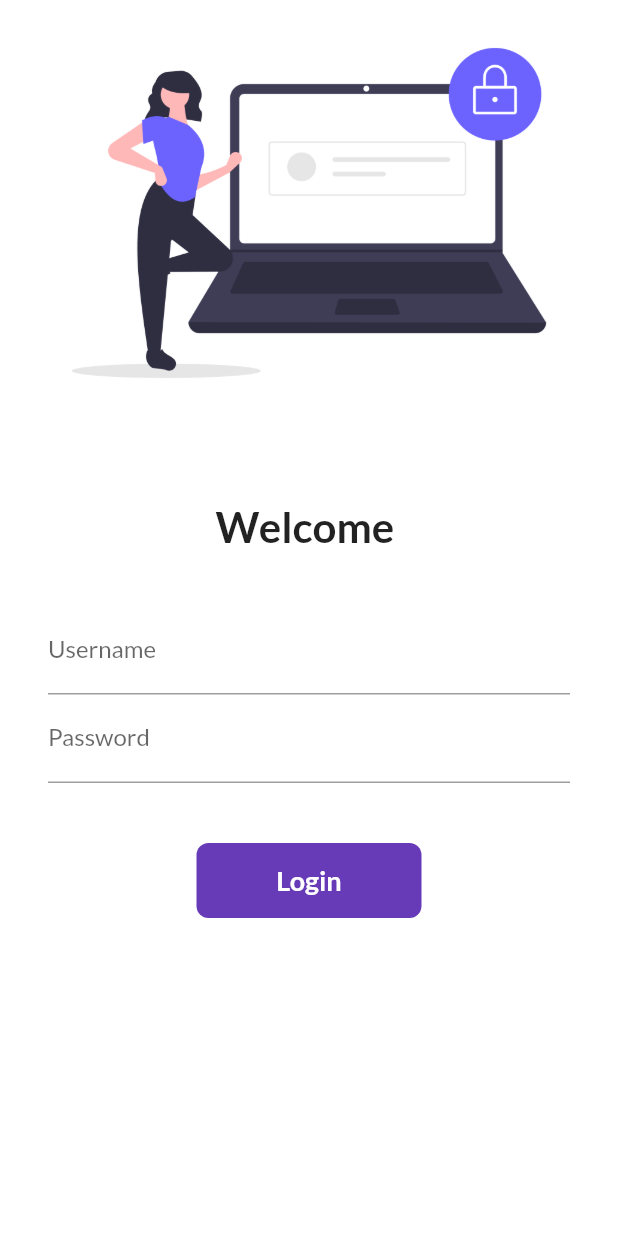
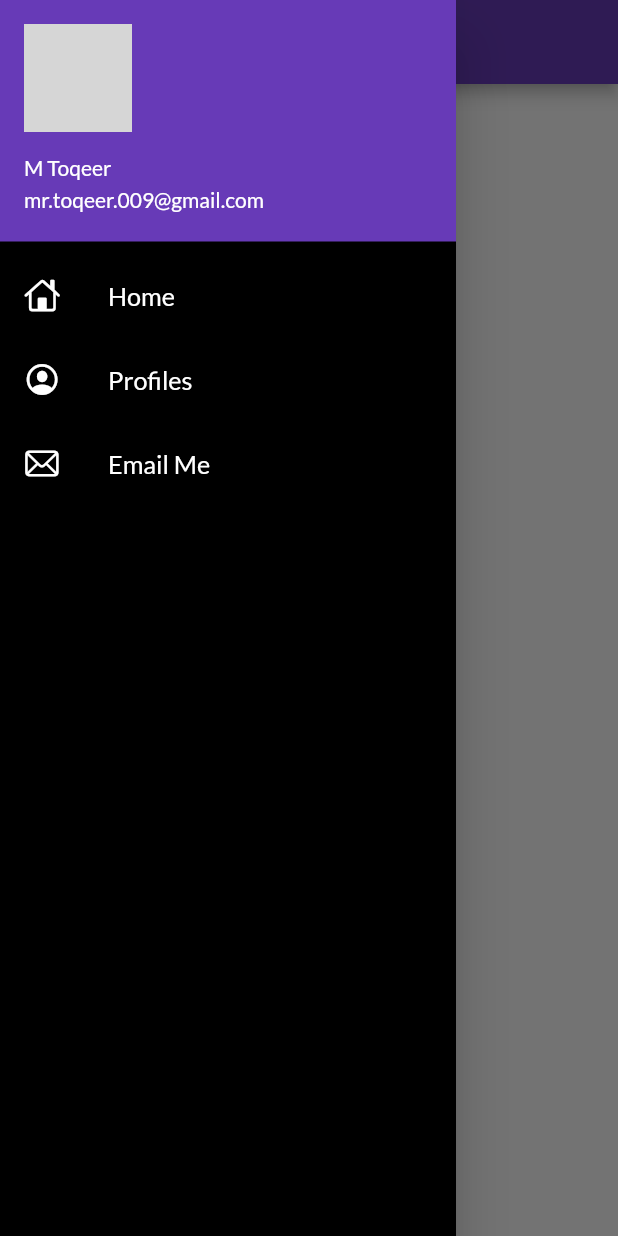
Before and after one commit to itztoqeer/30DaysOfFlutter, a Flutter app: the screen it shows after launch, with the side drawer open (before the commit the screen has no drawer), on a phone screen of 412 x 824 dp. Run offline on Flutter 3.47's test engine with Material 2 defaults, Android fonts, the phone set to English and light mode, and no system bars; our stand-ins replace google_fonts; network calls fail; grey boxes are pictures that could not be loaded.

Commit message:
Day 9 Complete

```diff
--- a/lib/main.dart
+++ b/lib/main.dart
@@ -20,7 +20,8 @@ class MyApp extends StatelessWidget {
       darkTheme: ThemeData(
         brightness: Brightness.dark,
       ),
-      initialRoute: "/",
+      debugShowCheckedModeBanner: false,
+      initialRoute: MyRoutes.homeRoute,
       routes: {
         "/": (context) => LoginPage(),
         MyRoutes.homeRoute: (context) => HomePage(),
--- a/lib/pages/home_page.dart
+++ b/lib/pages/home_page.dart
@@ -1,4 +1,5 @@
 import 'package:flutter/material.dart';
+import 'package:flutter_application_2/utils/widgets/drawer.dart';
 
 class HomePage extends StatelessWidget {
   @override
@@ -12,7 +13,7 @@ class HomePage extends StatelessWidget {
           child: Text("Toqeer"),
         ),
       ),
-      drawer: Drawer(),
+      drawer: MyDrawer(),
     );
   }
 }
--- /dev/null
+++ b/lib/utils/widgets/drawer.dart
@@ -0,0 +1,68 @@
+import 'package:flutter/cupertino.dart';
+import 'package:flutter/material.dart';
+
+class MyDrawer extends StatelessWidget {
+  @override
+  Widget build(BuildContext context) {
+    final imageurl =
+        "https://scontent.fisb5-2.fna.fbcdn.net/v/t39.30808-6/283508875_1110627969795044_5536644092477663286_n.jpg?_nc_cat=104&ccb=1-7&_nc_sid=09cbfe&_nc_eui2=AeFfbP3h7ktMcq9ZzqjyoV3sTyUNPDVMKqxPJQ08NUwqrEhLcSdQzVcaysHMoIRovIkhGuZ1xDpOR_zbi4_i1npd&_nc_ohc=nKvdANkspisAX_ZOVbg&tn=8TXKEL9yaxkBBgI6&_nc_ht=scontent.fisb5-2.fna&oh=00_AT8o_VcQ6wXbF_1qPcIv1lNRL_dPmLkwdO0aLCL9Hxy64w&oe=632BB6E1";
+
+    return Drawer(
+      child: Container(
+        color: Colors.black,
+        child: ListView(
+          padding: EdgeInsets.zero,
+          children: [
+            DrawerHeader(
+              padding: EdgeInsets.zero,
+              child: UserAccountsDrawerHeader(
+                margin: EdgeInsets.zero,
+                decoration: BoxDecoration(
+                  color: Colors.deepPurple,
+                ),
+                accountName: Text("M Toqeer"),
+                accountEmail: Text("mr.toqeer.009@gmail.com"),
+                currentAccountPicture: CircleAvatar(
+                  backgroundImage: NetworkImage(imageurl),
+                ),
+              ),
+            ),
+            ListTile(
+              leading: Icon(
+                CupertinoIcons.home,
+                color: Colors.white,
+              ),
+              title: Text(
+                "Home",
+                textScaleFactor: 1.2,
+                style: TextStyle(color: Colors.white),
+              ),
+            ),
+            ListTile(
+              leading: Icon(
+                CupertinoIcons.profile_circled,
+                color: Colors.white,
+              ),
+              title: Text(
+                "Profiles",
+                textScaleFactor: 1.2,
+                style: TextStyle(color: Colors.white),
+              ),
+            ),
+            ListTile(
+              leading: Icon(
+                CupertinoIcons.mail,
+                color: Colors.white,
+              ),
+              title: Text(
+                "Email Me",
+                textScaleFactor: 1.2,
+                style: TextStyle(color: Colors.white),
+              ),
+            )
+          ],
+        ),
+      ),
+    );
+  }
+}
```
